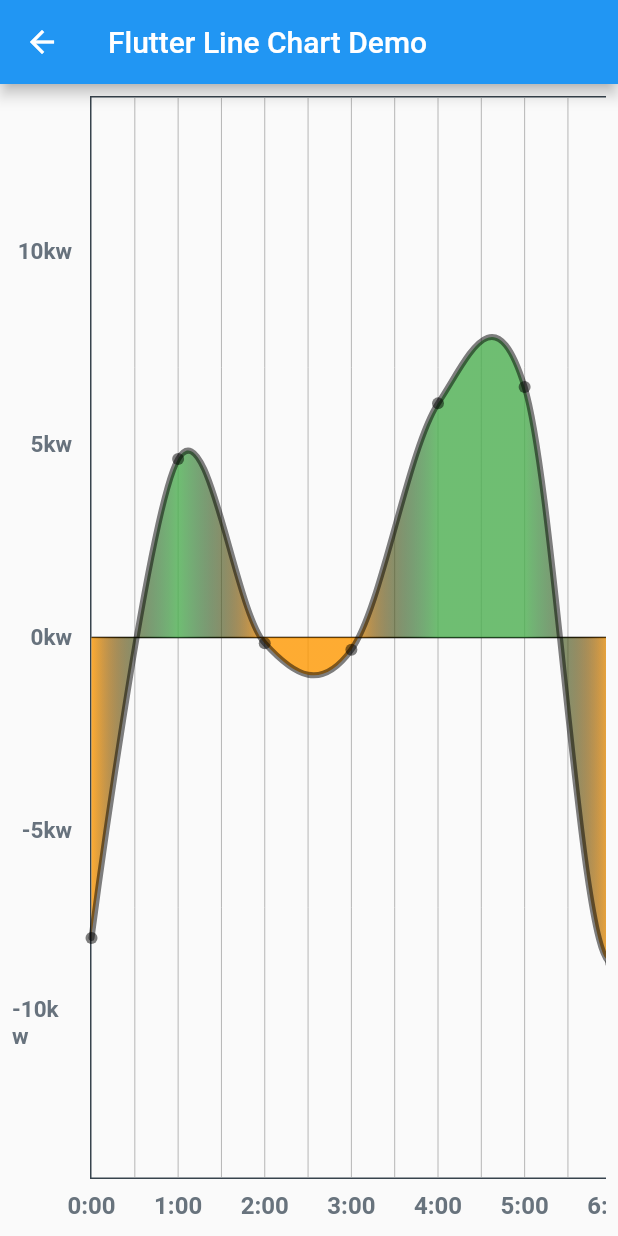
After one commit to MZSFighters/MySolar, a Flutter app: the BatteryGraph screen opened by its route, on a phone screen of 412 x 824 dp. The commit adds this screen. Run offline on Flutter 3.47's test engine with Material 2 defaults, Android fonts, the phone set to English and light mode, and no system bars; drawn by our look-alikes of fl_chart; our stand-ins replace cloud_firestore, dio, firebase_auth, firebase_core, flutter_multi_formatter; missing offline and left inert: dart:ffi; accounts and stored records are empty.

Commit message:
Adding the graph

```diff
--- a/lib/features/user_auth/presentation/pages/home_page.dart
+++ b/lib/features/user_auth/presentation/pages/home_page.dart
@@ -60,9 +60,9 @@ class HomePage extends StatelessWidget {
             right: 0,
             child: ElevatedButton(
               onPressed: () {
-                Navigator.pushNamed(context, "/add_appliances");
+                Navigator.pushNamed(context, "/graph_pg");
               },
-              child: Text("Appliances Page"),
+              child: Text("Graph Page"),
             ),
           ),
           Positioned(
--- /dev/null
+++ b/lib/graph/graph.dart
@@ -0,0 +1,164 @@
+import 'package:flutter/material.dart';
+import 'package:fl_chart/fl_chart.dart';
+
+class BatteryGraph extends StatelessWidget {
+  final List<double> hourlyKw;
+  final List<List<String>> hourlyAppliances;
+
+  BatteryGraph({required this.hourlyKw, required this.hourlyAppliances});
+  @override
+  Widget build(BuildContext context) {
+    return Scaffold(
+      appBar: AppBar(
+        title: Text('Flutter Line Chart Demo'),
+      ),
+      body: Padding(
+        padding: const EdgeInsets.all(8.0),
+        child: Column(
+          crossAxisAlignment: CrossAxisAlignment.stretch,
+          children: <Widget>[
+            // Text(
+            //   "Predicted battery production minus consumption throughout the day",
+            //   style: TextStyle(fontSize: 16, fontWeight: FontWeight.bold),
+            //   textAlign: TextAlign.center,
+            // ),
+            //SizedBox(height: 20), ///////////////////////////////////////////////////
+            Expanded(
+                child: Container(
+                child: SingleChildScrollView(
+                  scrollDirection: Axis.horizontal,
+
+                  child: Container(
+                    width: 24 * 60.0, // 24 data points * 60 pixels each
+              child: LineChart(
+                LineChartData(
+                  gridData: FlGridData(
+                    show: true,
+                    getDrawingHorizontalLine: (value) {
+                      if (value == 0) {
+                        return FlLine(
+                          color: Colors.black, // Color of the horizontal line
+                          strokeWidth: 1,     // Width of the horizontal line
+                        );
+                      }
+                      return FlLine(
+                        color: Colors.transparent, // No other horizontal lines
+                        strokeWidth: 0,
+                      );
+                    },
+                  ),
+
+                  titlesData: FlTitlesData(
+                  show: true,
+                  bottomTitles: SideTitles(
+                    showTitles: true,
+                    reservedSize: 22,
+                    interval: 1,
+                    getTextStyles: (context, value) => const TextStyle(
+                      color: Color(0xff68737d),
+                      fontWeight: FontWeight.bold,
+                      fontSize: 16,
+                    ),
+                    getTitles: (value) {
+                      return '${value.toInt()}:00';
+                    },
+                    margin: 8,
+                  ),
+                  leftTitles: SideTitles(
+                    showTitles: true,
+                    reservedSize: 40,
+                    getTextStyles: (context, value) => const TextStyle(
+                      color: Color(0xff67727d),
+                      fontWeight: FontWeight.bold,
+                      fontSize: 15,
+                    ),
+                    getTitles: (value) {
+                      switch (value.toInt()) {
+                        case 10:
+                          return '10kw';
+                        case 5:
+                          return '5kw';
+                        case 0:
+                          return '0kw';
+                        case -5:
+                          return '-5kw';
+                        case -10:
+                          return '-10kw';
+                        default:
+                          return '';
+                      }
+                    },
+                    margin: 12,
+                  ),
+                ),
+
+                  borderData: FlBorderData(
+                    show: true,
+                    border: Border.all(color: const Color(0xff37434d), width: 1),
+                  ),
+                  minX: 0,
+                  maxX: 24,
+                  minY: -14,
+                  maxY: 14,
+
+                  lineTouchData: LineTouchData(
+                  touchTooltipData: LineTouchTooltipData(
+                    tooltipBgColor: Colors.blueAccent,
+                    getTooltipItems: (List<LineBarSpot> touchedBarSpots) {
+                      return touchedBarSpots.map((barSpot) {
+                        final flSpot = barSpot;
+                        final appliancesForHour = hourlyAppliances[flSpot.x.toInt()].join(', ');
+                        return LineTooltipItem(
+                          /* 'Hour ${flSpot.x.toInt()}: */'${flSpot.y}kw\nAppliances used: $appliancesForHour',
+                          const TextStyle(color: Colors.white),
+                        );
+                      }).toList();
+                    },
+                  ),
+                  touchCallback: (LineTouchResponse touchResponse) {},
+                  handleBuiltInTouches: true,
+                ),
+
+                  lineBarsData: [
+                  LineChartBarData(
+                    spots: generateData(),
+                    isCurved: true,
+                    colors: [Colors.black.withOpacity(0.5)],
+                    barWidth: 4,
+                    isStrokeCapRound: true,
+                    aboveBarData: BarAreaData(
+                      show: true,
+                      colors: generateData().map((spot) => spot.y < 0 ? Colors.orange.withOpacity(0.8) : Colors.transparent).toList(),
+                      cutOffY: 0.0,
+                      applyCutOffY: true,
+                    ),
+                    belowBarData: BarAreaData(
+                      show: true,
+                      colors: generateData().map((spot) => spot.y >= 0 ? Colors.green.withOpacity(0.8) : Colors.transparent).toList(),
+                      cutOffY: 0.0,
+                      applyCutOffY: true,
+                    ),
+                    dotData: FlDotData(show: true),
+                  ),
+                ],
+                ),
+              )
+                  ),
+                )
+                ),
+            ),
+          ],
+        ),
+      ),
+    );
+  }
+
+  List<FlSpot> generateData() {
+    List<FlSpot> data = [];
+    for (int i = 0; i <= 24; i++) {
+      data.add(FlSpot(i.toDouble(), hourlyKw[i]));
+    }
+    return data;
+  }
+
+}
--- a/lib/main.dart
+++ b/lib/main.dart
@@ -2,6 +2,7 @@ import 'package:firebase_core/firebase_core.dart';
 import 'package:flutter/foundation.dart';
 import 'package:flutter/material.dart';
 import 'package:firebase_auth/firebase_auth.dart'; // Import Firebase Auth
+import 'package:mysolar/graph/graph.dart';
 import 'package:mysolar/themes/CustomTheme.dart';
 import 'package:mysolar/features/app/splash_screen/splash_screen.dart';
 import 'package:mysolar/features/user_auth/presentation/pages/home_page.dart';
@@ -12,6 +13,39 @@ import 'package:mysolar/load_shedding/load_shedding.dart';
 import 'package:mysolar/themes/themes.dart';
 import 'package:mysolar/themes/CustomTheme.dart';
 import 'deviceList.dart';
+import 'dart:math';
+
+// ************* mockdata for graph ************ //
+
+// hourly kw in battery
+List<double> generateMockData() {
+  final random = Random();
+  return List.generate(25, (index) {
+    double value = random.nextDouble() * 20 - 10;
+    return double.parse(value.toStringAsFixed(3));
+  });
+}
+
+final List<double> hourlyKw = generateMockData();
+
+
+// random applainces used durimg an hour
+
+List<List<String>> generateApplianceData() {
+  final List<String> appliances = ["light", "geyser", "wifi", "stove", "oven"];
+  final random = Random();
+
+  return List.generate(24, (index) {
+    int numberOfAppliances = random.nextInt(5) + 1; // At least one appliance and at most 5
+    return List.generate(numberOfAppliances, (i) => appliances[random.nextInt(appliances.length)]);
+  });
+}
+
+final List<List<String>> hourlyAppliances = generateApplianceData();
+
+// ************************ //
+
+
 
 Future main() async {
   WidgetsFlutterBinding.ensureInitialized();
@@ -59,7 +93,8 @@ class MyApp extends StatelessWidget {
         '/home': (context) => HomePage(),
         '/devices': (context) => SelectDevice(),
         '/weather_pg': (context) => CurrentWeatherPage(),
-        '/loadshedding_pg': (context) => LoadShedding()
+        '/loadshedding_pg': (context) => LoadShedding(),
+        '/graph_pg': (context) => BatteryGraph(hourlyKw: hourlyKw, hourlyAppliances: hourlyAppliances)
       },
     );
   }
--- a/pubspec.yaml
+++ b/pubspec.yaml
@@ -34,6 +34,8 @@ dependencies:
   dio: ^5.3.2
   intl: ^0.17.0
   http: ^0.13.3
+  #The following is for the graph
+  fl_chart: ^0.36.0
 
 
   # The following adds the Cupertino Icons font to your application.
```
Also changed, not shown: pubspec.lock.
